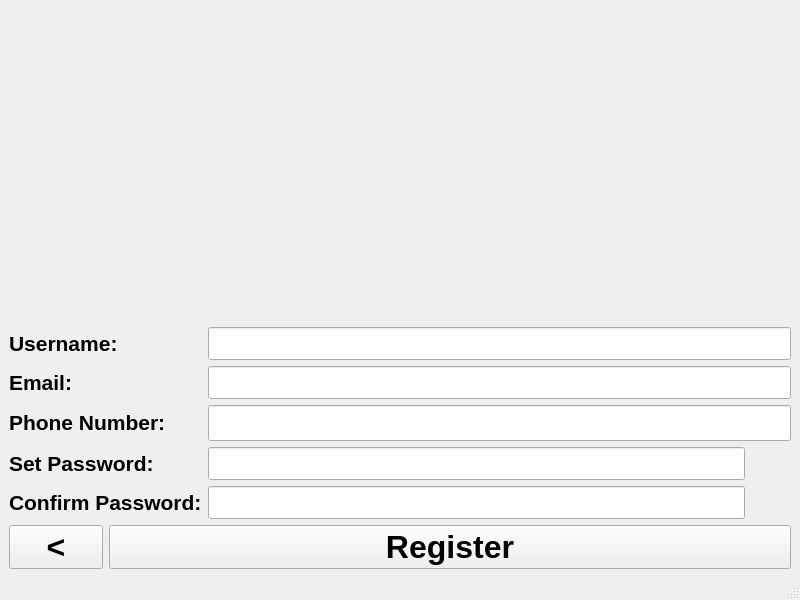
Qt form registerPage.ui (anuragrao04/GrowPal) before a commit.
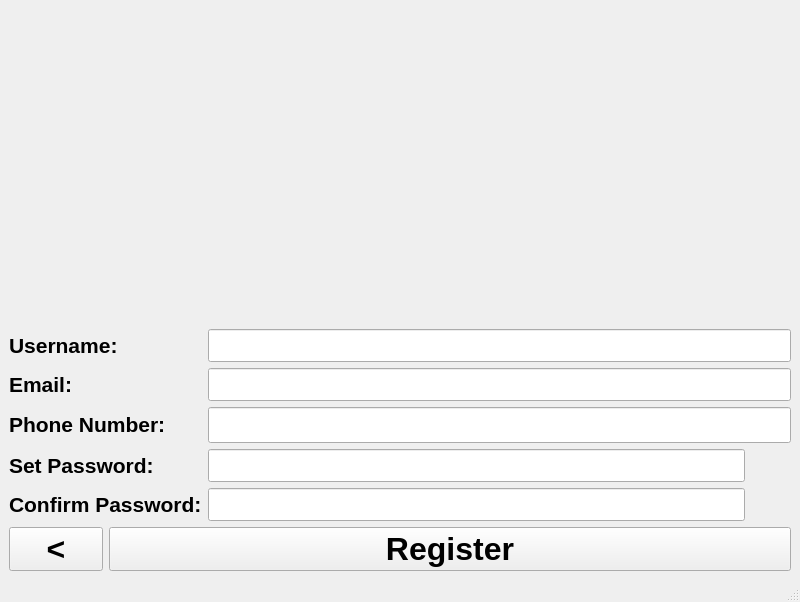
The same form after that commit. Icons and pictures are not drawn.

The edit to the form file:
```diff
--- a/registerPage.ui
+++ b/registerPage.ui
@@ -7,7 +7,7 @@
     <x>0</x>
     <y>0</y>
     <width>800</width>
-    <height>600</height>
+    <height>602</height>
    </rect>
   </property>
   <property name="windowTitle">
```
Left out of the diff: 8 changed lines with no effect on the pictures.
